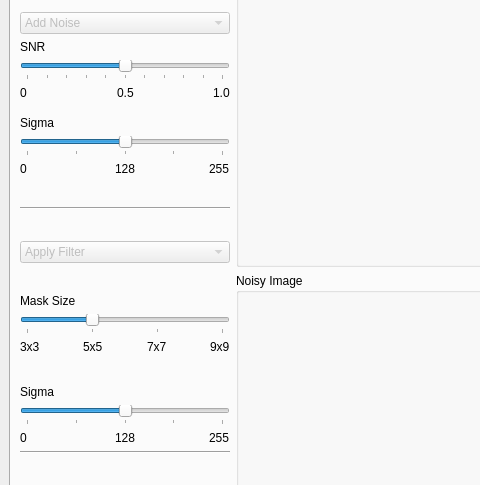
r-CV-Tasks/Image-filtering-edgeDetection-processing, file UI/mainGUI.ui: the form before one commit; both pictures show x 0 to 480 and y 125 to 610 of the 1120 by 823 pixel window.
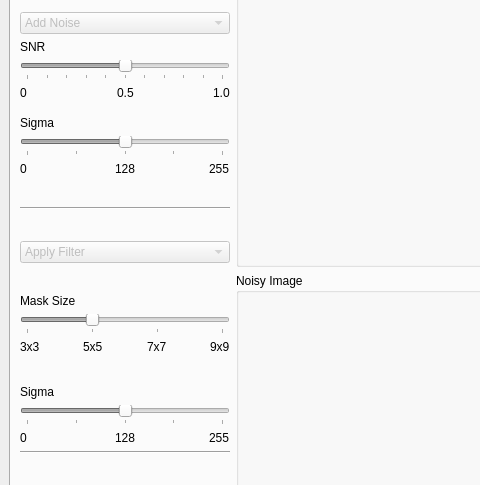
The form after the commit. Custom widgets are drawn as their Qt base class.

Patch:
```diff
--- a/UI/mainGUI.ui
+++ b/UI/mainGUI.ui
@@ -424,7 +424,7 @@
               <item>
                <widget class="mySlider" name="snr_slider_1">
                 <property name="enabled">
-                 <bool>true</bool>
+                 <bool>false</bool>
                 </property>
                 <property name="sizePolicy">
                  <sizepolicy hsizetype="Fixed" vsizetype="Fixed">
@@ -565,7 +565,7 @@
               <item>
                <widget class="mySlider" name="sigma_slider_1">
                 <property name="enabled">
-                 <bool>true</bool>
+                 <bool>false</bool>
                 </property>
                 <property name="sizePolicy">
                  <sizepolicy hsizetype="Fixed" vsizetype="Fixed">
@@ -832,7 +832,7 @@
               <item>
                <widget class="mySlider" name="mask_size_1">
                 <property name="enabled">
-                 <bool>true</bool>
+                 <bool>false</bool>
                 </property>
                 <property name="sizePolicy">
                  <sizepolicy hsizetype="Fixed" vsizetype="Fixed">
@@ -1004,7 +1004,7 @@
               <item>
                <widget class="mySlider" name="sigma_slider_2">
                 <property name="enabled">
-                 <bool>true</bool>
+                 <bool>false</bool>
                 </property>
                 <property name="sizePolicy">
                  <sizepolicy hsizetype="Fixed" vsizetype="Fixed">
```
